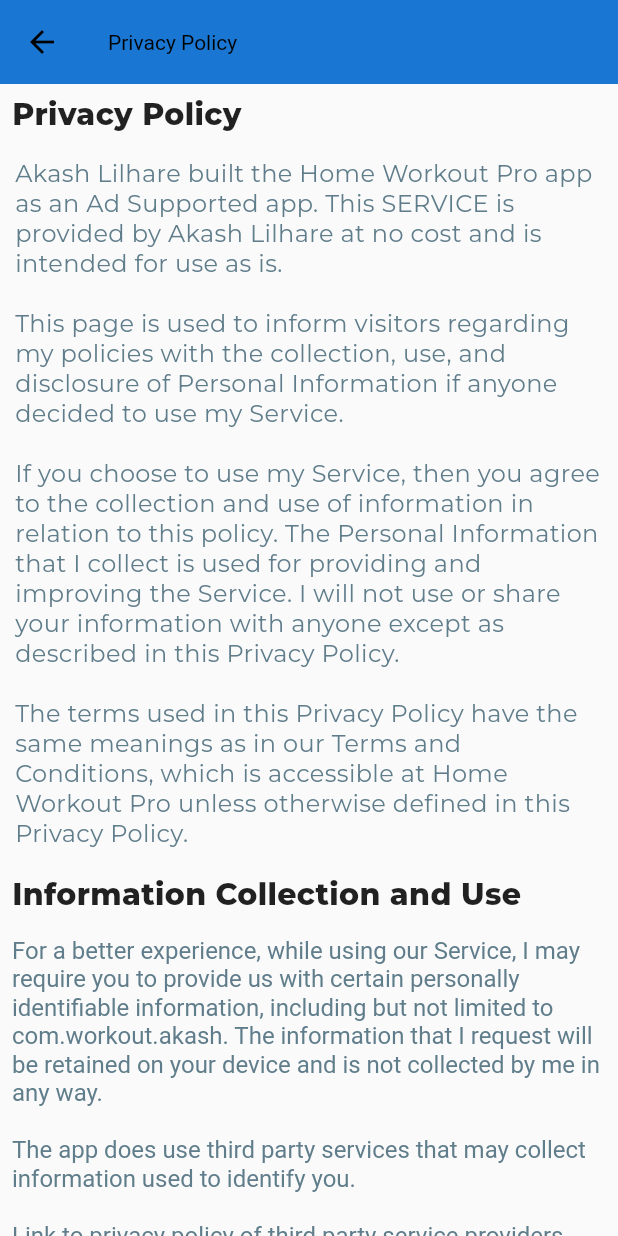
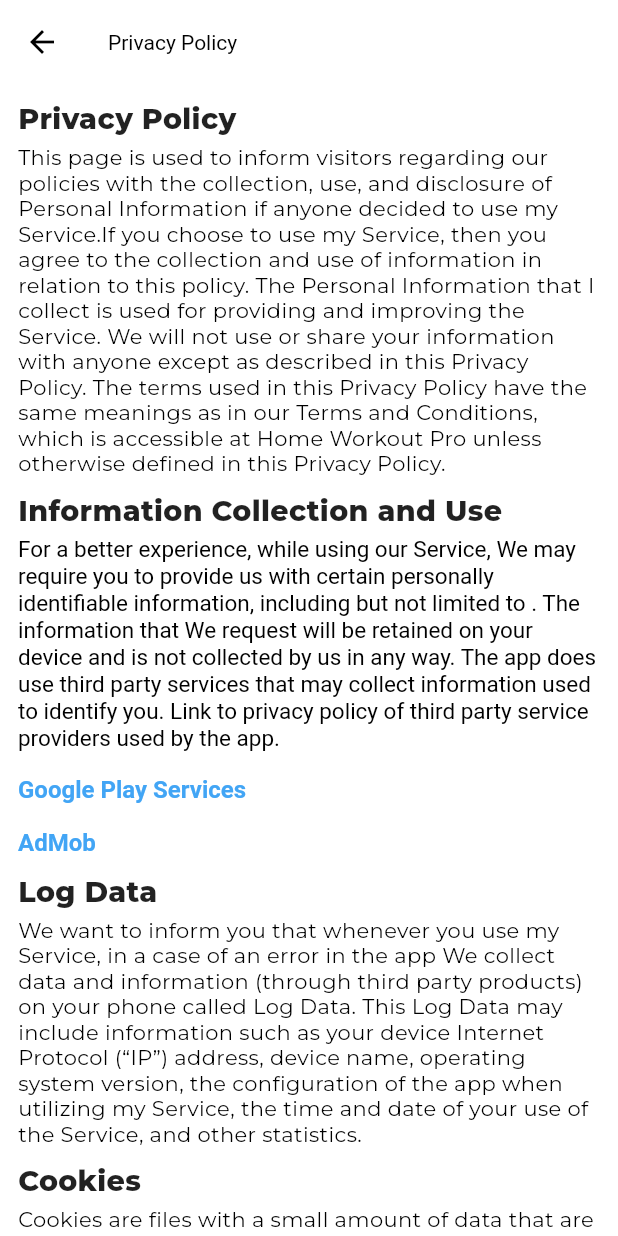
Before and after one commit to gaoypChina/home_workout_app, a Flutter app: the screen it shows after launch, item 5 of the bottom bar chosen, scrolled down 150 dp, after a tap on "Privacy Policy", on a phone screen of 412 x 824 dp. Run offline on Flutter 3.47's test engine with Material 2 defaults, Android fonts, the phone set to English and light mode, and no system bars; our stand-ins replace confetti, connectivity_plus, device_info, eva_icons_flutter, fl_chart, flutter_bloc and 25 more; missing offline and left inert: audiofileplayer, dashed_circle, flutter_email_sender, flutter_rounded_date_picker, text_to_speech; accounts and stored records are empty.

Commit message:
privacy policy updated

```diff
--- a/lib/pages/main/explore_page/explore_page.dart
+++ b/lib/pages/main/explore_page/explore_page.dart
@@ -211,11 +211,9 @@ class ExplorePage extends StatelessWidget {
         backgroundColor:isDark?Colors.black: Colors.white,
         appBar: AppBar(
           automaticallyImplyLeading: false,
+          actions: getLeading(context),
           backgroundColor:isDark?Colors.black: Colors.white,
           titleSpacing: 14,
-          actions: getLeading(
-            context,
-          ),
           title: Text(
             "Explore",
             style: TextStyle(color:isDark?Colors.white: Colors.black),
--- a/lib/pages/main/home_page/home_page.dart
+++ b/lib/pages/main/home_page/home_page.dart
@@ -69,6 +69,7 @@ class HomePage extends StatelessWidget {
                     backgroundColor: isDark?Colors.black:Colors.white,
                     automaticallyImplyLeading: false,
                     expandedHeight: height * .36,
+                    elevation: 5,
                     title: RichText(
                         text: TextSpan(children: [
                       TextSpan(
--- a/lib/pages/main/home_page/leading_widget.dart
+++ b/lib/pages/main/home_page/leading_widget.dart
@@ -2,23 +2,11 @@ import 'package:flutter/cupertino.dart';
 import 'package:flutter/material.dart';
 import 'package:flutter_icons/flutter_icons.dart';
 import 'package:full_workout/pages/main/report_page/workout_report/workout_detail_report.dart';
-import 'package:full_workout/pages/main/setting_page/profile_settings_screen.dart';
-import 'package:full_workout/pages/main/setting_page/faq_page.dart';
+import 'package:full_workout/pages/main/setting_page/reminder_screen.dart';
 
 List<Widget>  getLeading(BuildContext context, {Color color}){
   return  [
     IconButton(
-      onPressed: () =>
-          Navigator.of(context).pushNamed(ProfileSettingScreen.routeName),
-      icon: Icon(
-        Icons.person_outline_rounded,
-        size: 26,
-      ),
-      padding: EdgeInsets.only(right: 4, top: 4),
-      splashRadius: 24,
-    ),
-    IconButton(
-      padding: EdgeInsets.only(right: 5),
       splashRadius: 24,
       onPressed: () {
         Navigator.push(context,
@@ -31,16 +19,14 @@ List<Widget>  getLeading(BuildContext context, {Color color}){
       tooltip: "Report",
     ),
     IconButton(
-      padding: EdgeInsets.only(right: 5),
+      onPressed: () =>
+          Navigator.of(context).pushNamed(ReminderTab.routeName),
+      icon: Icon(
+        Ionicons.md_alarm,
+        size: 26,
+      ),
+      padding: EdgeInsets.only(right: 8, top: 0),
       splashRadius: 24,
-      onPressed: () => Navigator.of(context).pushNamed(FAQPage.routeName),
-      icon: Icon(
-
-        FontAwesome.question_circle_o,
-
-        size: 22,
-      ),
-      tooltip: "FAQ",
     ),
   ];
 }
--- a/lib/pages/main/setting_page/privacy_policy.dart
+++ b/lib/pages/main/setting_page/privacy_policy.dart
@@ -1,70 +1,8 @@
 import 'package:flutter/material.dart';
+import 'package:full_workout/constants/constants.dart';
 import 'package:url_launcher/url_launcher.dart';
 import 'package:flutter/gestures.dart';
 
-final playServices = "https://policies.google.com/privacy";
-final adMob = "https://support.google.com/admob/answer/6128543?hl=en";
-final email = "121userfeedback@gmail.com";
-final sourceOfNews = "https://newsapi.org/sources";
-final newApiPP = "https://newsapi.org/privacy" ;
-String privacyPolicy =
-    '''Akash Lilhare built the Home Workout Pro app as an Ad Supported app. This SERVICE is provided by Akash Lilhare at no cost and is intended for use as is.
-
-This page is used to inform visitors regarding my policies with the collection, use, and disclosure of Personal Information if anyone decided to use my Service.
-
-If you choose to use my Service, then you agree to the collection and use of information in relation to this policy. The Personal Information that I collect is used for providing and improving the Service. I will not use or share your information with anyone except as described in this Privacy Policy.
-
-The terms used in this Privacy Policy have the same meanings as in our Terms and Conditions, which is accessible at Home Workout Pro unless otherwise defined in this Privacy Policy.''';
-
-String informationCollection = '''
-For a better experience, while using our Service, I may require you to provide us with certain personally identifiable information, including but not limited to com.workout.akash. The information that I request will be retained on your device and is not collected by me in any way.
-
-The app does use third party services that may collect information used to identify you.
-
-Link to privacy policy of third party service providers used by the app
-
-''';
-
-String logData =
-    '''I want to inform you that whenever you use my Service, in a case of an error in the app I collect data and information (through third party products) on your phone called Log Data. This Log Data may include information such as your device Internet Protocol (“IP”) address, device name, operating system version, the configuration of the app when utilizing my Service, the time and date of your use of the Service, and other statistics.''';
-
-String coockies = '''
-Cookies are files with a small amount of data that are commonly used as anonymous unique identifiers. These are sent to your browser from the websites that you visit and are stored on your device's internal memory.
-
-This Service does not use these “cookies” explicitly. However, the app may use third party code and libraries that use “cookies” to collect information and improve their services. You have the option to either accept or refuse these cookies and know when a cookie is being sent to your device. If you choose to refuse our cookies, you may not be able to use some portions of this Service.''';
-
-String serviceProvidedHeading = '''
-I may employ third-party companies and individuals due to the following reasons:
-''';
-String sp1 = "To facilitate our Service.";
-String sp2 = "To provide the Service on our behalf.";
-String sp3 = "To perform Service-related services.";
-String sp4 = "To assist us in analyzing how our Service is used.";
-String serviceProvidedTrailing = '''
-I want to inform users of this Service that these third parties have access to your Personal Information. The reason is to perform the tasks assigned to them on our behalf. However, they are obligated not to disclose or use the information for any other purpose.
-''';
-
-String security = '''
-I value your trust in providing us your Personal Information, thus we are striving to use commercially acceptable means of protecting it. But remember that no method of transmission over the internet, or method of electronic storage is 100% secure and reliable, and I cannot guarantee its absolute security.
-''';
-
-String linkToOther = '''
-This Service may contain links to other sites. If you click on a third-party link, you will be directed to that site. Note that these external sites are not operated by me. Therefore, I strongly advise you to review the Privacy Policy of these websites. I have no control over and assume no responsibility for the content, privacy policies, or practices of any third-party sites or services.
-''';
-
-String childrenPrivacy = '''
-These Services do not address anyone under the age of 13. I do not knowingly collect personally identifiable information from children under 13. In the case I discover that a child under 13 has provided me with personal information, I immediately delete this from our servers. If you are a parent or guardian and you are aware that your child has provided us with personal information, please contact me so that I will be able to do necessary actions.
-''';
-
-String changesToPolicy = '''
-I may update our Privacy Policy from time to time. Thus, you are advised to review this page periodically for any changes. I will notify you of any changes by posting the new Privacy Policy on this page.
-
-This policy is effective as of 2020-12-21
-''';
-
-String contactUs = '''
-If you have any questions or suggestions about my Privacy Policy, do not hesitate to contact me at
-''';
 
 class PrivacyPolicy extends StatefulWidget {
   @override
@@ -72,18 +10,43 @@ class PrivacyPolicy extends StatefulWidget {
 }
 
 class _PrivacyPolicyState extends State<PrivacyPolicy> {
-  bool loading = false;
-
   @override
   Widget build(BuildContext context) {
-    var titleFontStyle = TextStyle(fontWeight: FontWeight.w800, fontSize: 20);
+    bool loading = false;
+
+    final playServices = "https://policies.google.com/privacy";
+    final adMob = "https://support.google.com/admob/answer/6128543?hl=en";
+    final email = "workoutfeedback@gmail.com";
+    Constants constants = Constants();
+    String privacyPolicy = '''This page is used to inform visitors regarding our policies with the collection, use, and disclosure of Personal Information if anyone decided to use my Service.If you choose to use my Service, then you agree to the collection and use of information in relation to this policy. The Personal Information that I collect is used for providing and improving the Service. We will not use or share your information with anyone except as described in this Privacy Policy. The terms used in this Privacy Policy have the same meanings as in our Terms and Conditions, which is accessible at Home Workout Pro unless otherwise defined in this Privacy Policy.''';
+    String informationCollection = '''For a better experience, while using our Service, We may require you to provide us with certain personally identifiable information, including but not limited to ${constants.packageName}. The information that We request will be retained on your device and is not collected by us in any way. The app does use third party services that may collect information used to identify you. Link to privacy policy of third party service providers used by the app.''';
+    String logData ='''We want to inform you that whenever you use my Service, in a case of an error in the app We collect data and information (through third party products) on your phone called Log Data. This Log Data may include information such as your device Internet Protocol (“IP”) address, device name, operating system version, the configuration of the app when utilizing my Service, the time and date of your use of the Service, and other statistics.''';
+    String coockies = '''Cookies are files with a small amount of data that are commonly used as anonymous unique identifiers. These are sent to your browser from the websites that you visit and are stored on your device's internal memory. This Service does not use these “cookies” explicitly. However, the app may use third party code and libraries that use “cookies” to collect information and improve their services. You have the option to either accept or refuse these cookies and know when a cookie is being sent to your device. If you choose to refuse our cookies, you may not be able to use some portions of this Service.''';
+    String serviceProvidedHeading = '''We may employ third-party companies and individuals due to the following reasons:''';
+    String sp1 = "To facilitate our Service.";
+    String sp2 = "To provide the Service on our behalf.";
+    String sp3 = "To perform Service-related services.";
+    String sp4 = "To assist us in analyzing how our Service is used.";
+    String serviceProvidedTrailing = '''We want to inform users of this Service that these third parties have access to your Personal Information. The reason is to perform the tasks assigned to them on our behalf. However, they are obligated not to disclose or use the information for any other purpose.''';
+    String security = '''We value your trust in providing us your Personal Information, thus we are striving to use commercially acceptable means of protecting it. But remember that no method of transmission over the internet, or method of electronic storage is 100% secure and reliable, and We cannot guarantee its absolute security.''';
+    String linkToOther = '''This Service may contain links to other sites. If you click on a third-party link, you will be directed to that site. Note that these external sites are not operated by me. Therefore, We strongly advise you to review the Privacy Policy of these websites. We have no control over and assume no responsibility for the content, privacy policies, or practices of any third-party sites or services.''';
+    String childrenPrivacy = '''These Services do not address anyone under the age of 13. We do not knowingly collect personally identifiable information from children under 13. In the case We discover that a child under 13 has provided us with personal information, We immediately delete this from our servers. If you are a parent or guardian and you are aware that your child has provided us with personal information, please contact us so that we will be able to do necessary actions.''';
+    String changesToPolicy = '''We may update our Privacy Policy from time to time. Thus, you are advised to review this page periodically for any changes. We will notify you of any changes by posting the new Privacy Policy on this page. This policy is effective as of 2021-08-21''';
+    String contactUs = '''If you have any questions or suggestions about my Privacy Policy, do not hesitate to contact us at''';
+
+
+
+
+    bool isDark = MediaQuery.of(context).platformBrightness == Brightness.dark;
+    var titleFontStyle = TextStyle(fontWeight: FontWeight.w800, fontSize: 19);
     var contentTextStyle = TextStyle(
-        fontWeight: FontWeight.w400, fontSize: 16, color: Colors.blueGrey);
+        fontWeight: FontWeight.w400, fontSize: 14,color:isDark?Colors.white: Colors.black);
     var hyperLinkStyle = TextStyle(
-        fontWeight: FontWeight.w600, fontSize: 18, color: Colors.blue.shade700);
+        fontWeight: FontWeight.w600, fontSize: 16, color: Colors.blue.shade400);
+
     Widget title(String title) {
       return Padding(
-        padding: const EdgeInsets.all(8.0),
+        padding: const EdgeInsets.only(left: 12.0,right: 12,top: 12,bottom: 5),
         child: Text(
           title,
           style: titleFontStyle,
@@ -93,7 +56,7 @@ class _PrivacyPolicyState extends State<PrivacyPolicy> {
 
     Widget content(String content) {
       return Padding(
-        padding: const EdgeInsets.all(10.0),
+        padding: const EdgeInsets.only(left: 12,right: 12),
         child: Text(
           content,
           style: contentTextStyle,
@@ -103,7 +66,7 @@ class _PrivacyPolicyState extends State<PrivacyPolicy> {
 
     Widget myBullet(String sp) {
       return Padding(
-        padding: const EdgeInsets.all(8.0),
+        padding: const EdgeInsets.only(right: 4,top: 2,bottom: 2),
         child: Row(
           crossAxisAlignment: CrossAxisAlignment.center,
           children: [
@@ -116,12 +79,12 @@ class _PrivacyPolicyState extends State<PrivacyPolicy> {
               ),
             ),
             SizedBox(
-              width: 15,
+              width: 14,
             ),
             Expanded(
               child: Text(
                 sp,
-                style: contentTextStyle.copyWith(color: Colors.black,fontSize: 17),
+                style: contentTextStyle.copyWith(fontSize: 14),
               ),
             ),
           ],
@@ -130,30 +93,34 @@ class _PrivacyPolicyState extends State<PrivacyPolicy> {
     }
 
     return Scaffold(
+      backgroundColor: isDark?Colors.black:Colors.white,
       appBar: AppBar(
-        title: Text("Privacy Policy"),
+        backgroundColor: isDark?Colors.black:Colors.white,
+        title: Text("Privacy Policy",style: TextStyle(color: isDark?Colors.white:Colors.black,
+        ),),
         elevation: 0,
       ),
       body: SafeArea(
         child: (loading)
             ? CircularProgressIndicator()
             : SingleChildScrollView(
+          physics: BouncingScrollPhysics(),
                 child: Column(
                   crossAxisAlignment: CrossAxisAlignment.start,
                   children: [
                     title("Privacy Policy"),
                     content(privacyPolicy),
-
                     title("Information Collection and Use"),
                     Padding(
-                      padding: const EdgeInsets.all(8.0),
+                      padding: const EdgeInsets.symmetric(horizontal: 12.0),
                       child: RichText(
                         text: TextSpan(
                           children: [
                             TextSpan(
-                              style: contentTextStyle,
+                              style: contentTextStyle.copyWith(fontSize: 15,color:isDark?Colors.white: Colors.black),
                               text: informationCollection,
                             ),
+                            WidgetSpan(child: Container(height: 5,)),
                             TextSpan(
                                 style: hyperLinkStyle,
                                 text: "Google Play Services",
@@ -203,20 +170,23 @@ class _PrivacyPolicyState extends State<PrivacyPolicy> {
                     content(coockies),
                     title("Service Providers"),
                     Padding(
-                      padding: const EdgeInsets.all(8.0),
+                      padding: const EdgeInsets.symmetric(horizontal: 12.0),
                       child: RichText(
                         text: TextSpan(
                           children: [
                             TextSpan(
-                              style: contentTextStyle,
+                              style: contentTextStyle.copyWith(fontSize: 15,color:isDark?Colors.white: Colors.black),
                               text: serviceProvidedHeading,
                             ),
+                            WidgetSpan(child: Container(height: 5,)),
                             WidgetSpan(child: myBullet(sp1)),
                             WidgetSpan(child: myBullet(sp2)),
                             WidgetSpan(child: myBullet(sp3)),
                             WidgetSpan(child: myBullet(sp4)),
+                            WidgetSpan(child: Container(height: 5,)),
+
                             TextSpan(
-                              style: contentTextStyle,
+                              style: contentTextStyle.copyWith(fontSize: 15,color:isDark?Colors.white: Colors.black),
                               text: serviceProvidedTrailing,
                             ),
                           ],
@@ -225,13 +195,15 @@ class _PrivacyPolicyState extends State<PrivacyPolicy> {
                     ),
                     title("Security"),
                     content(security),
+                    title("Changes To Policy"),
+                    content(changesToPolicy),
                     title("Links to Other Sites"),
                     content(linkToOther),
                     title("Children\'s Privacy "),
                     content(childrenPrivacy),
                     title("Contact Us"),
                     Padding(
-                      padding: const EdgeInsets.all(8.0),
+                      padding: const EdgeInsets.symmetric(horizontal: 12.0),
                       child: RichText(
                         text: TextSpan(
                           children: [
@@ -239,6 +211,7 @@ class _PrivacyPolicyState extends State<PrivacyPolicy> {
                               style: contentTextStyle,
                               text: contactUs,
                             ),
+                            WidgetSpan(child: Container(height: 1,)),
                             TextSpan(
                               style:
                               hyperLinkStyle,
@@ -264,7 +237,7 @@ class _PrivacyPolicyState extends State<PrivacyPolicy> {
                         ),
                       ),
                     ),
-                    SizedBox(height: 10,)
+                    SizedBox(height: 20,)
                   ],
                 ),
               ),
--- a/lib/widgets/custom_exercise_card.dart
+++ b/lib/widgets/custom_exercise_card.dart
@@ -76,7 +76,7 @@ class _CustomExerciseCardState extends State<CustomExerciseCard> {
                   mainAxisAlignment: MainAxisAlignment.center,
                   children: <Widget>[
                     Padding(
-                      padding: const EdgeInsets.only(left: 18.0),
+                      padding: const EdgeInsets.only(left: 12.0,right: 8),
                       child: Text(
                         item.title,
                         style: TextStyle(
```
Also changed, not shown: lib/helper/mediaHelper.dart (+16 -55 lines), lib/pages/workout_page/exercise_instruction_screen.dart (+15 -9 lines), lib/pages/workout_page/exercise_list_page.dart (+8 -6 lines), lib/pages/workout_page/pause_page.dart (+6 -3 lines), pubspec.lock, 1 other file.
